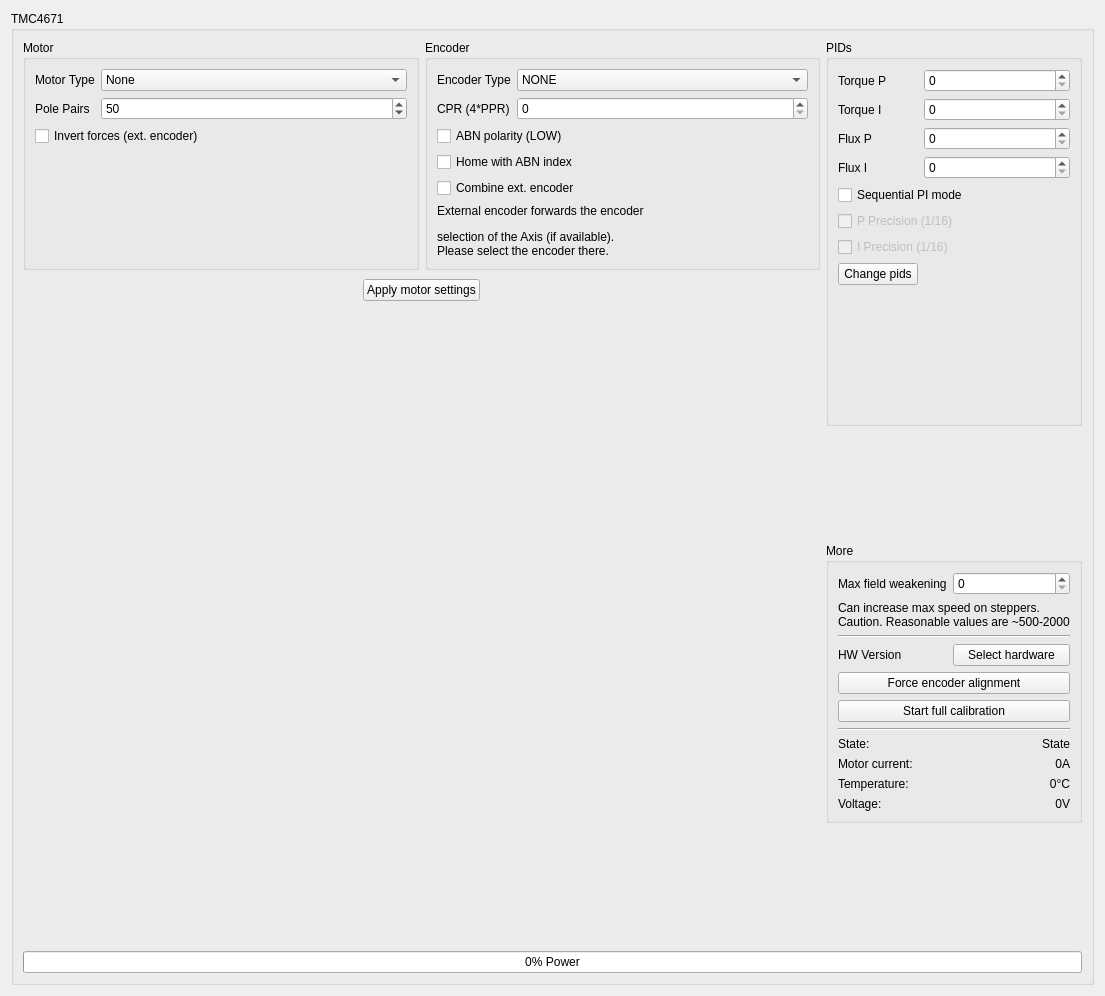
The window that res/tmc4671_ui.ui (Ultrawipf/OpenFFBoard-configurator) describes before a commit, drawn with Qt 5.
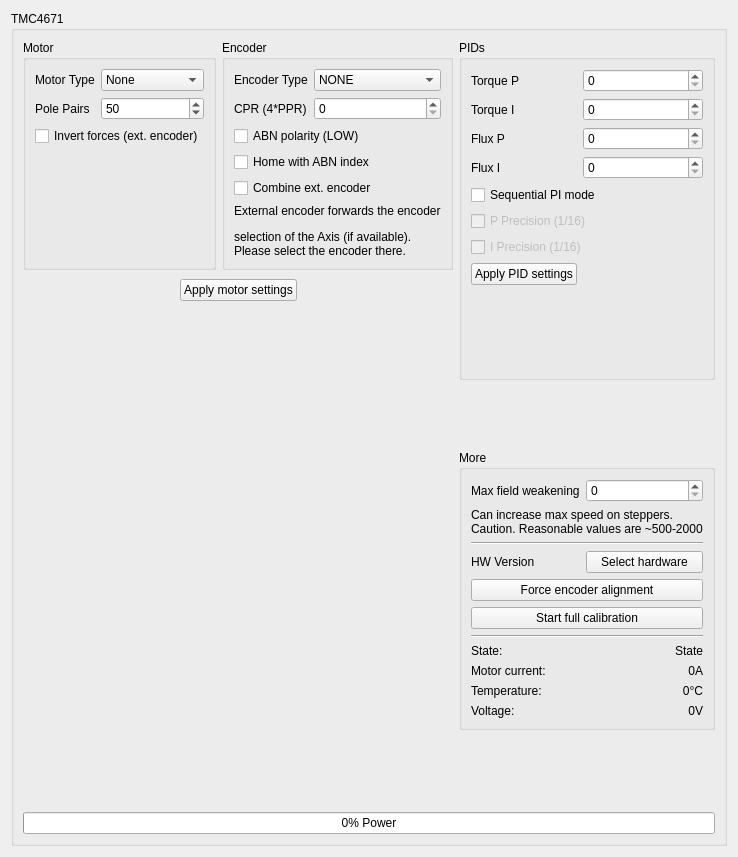
The same window after the commit. Custom widgets are drawn as their Qt base class.

Commit message: Label formatting

```diff
--- a/res/tmc4671_ui.ui
+++ b/res/tmc4671_ui.ui
@@ -6,8 +6,8 @@
    <rect>
     <x>0</x>
     <y>0</y>
-    <width>1105</width>
-    <height>996</height>
+    <width>716</width>
+    <height>857</height>
    </rect>
   </property>
   <property name="windowTitle">
@@ -514,7 +514,7 @@
          <item row="7" column="0">
           <widget class="QPushButton" name="pushButton_submitpid">
            <property name="text">
-            <string>Change pids</string>
+            <string>Apply PID settings</string>
            </property>
           </widget>
          </item>
```
Left out of the diff: 2 changed lines with no effect on the pictures. The commit also changes 2 other files.
